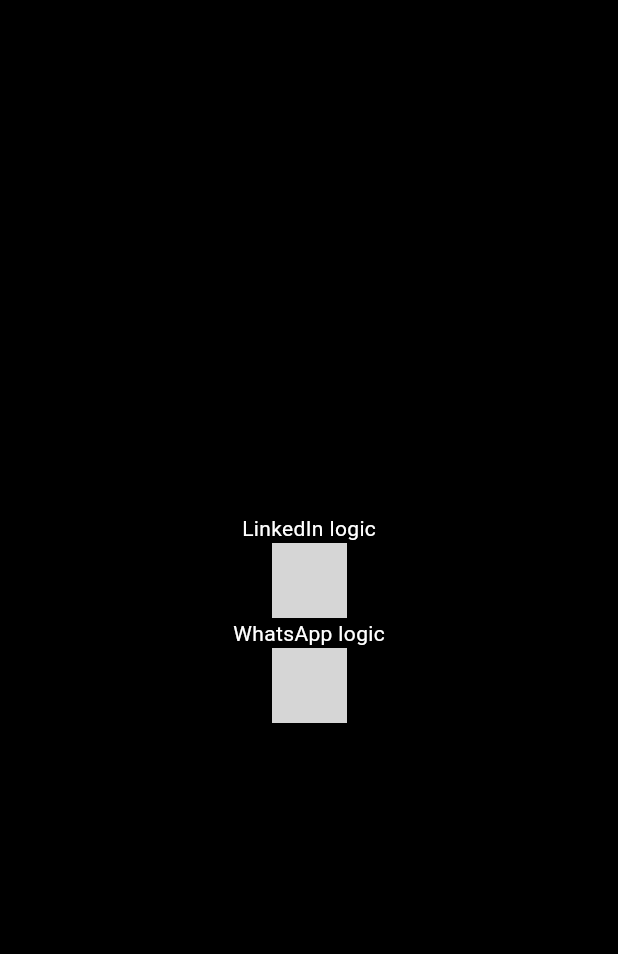
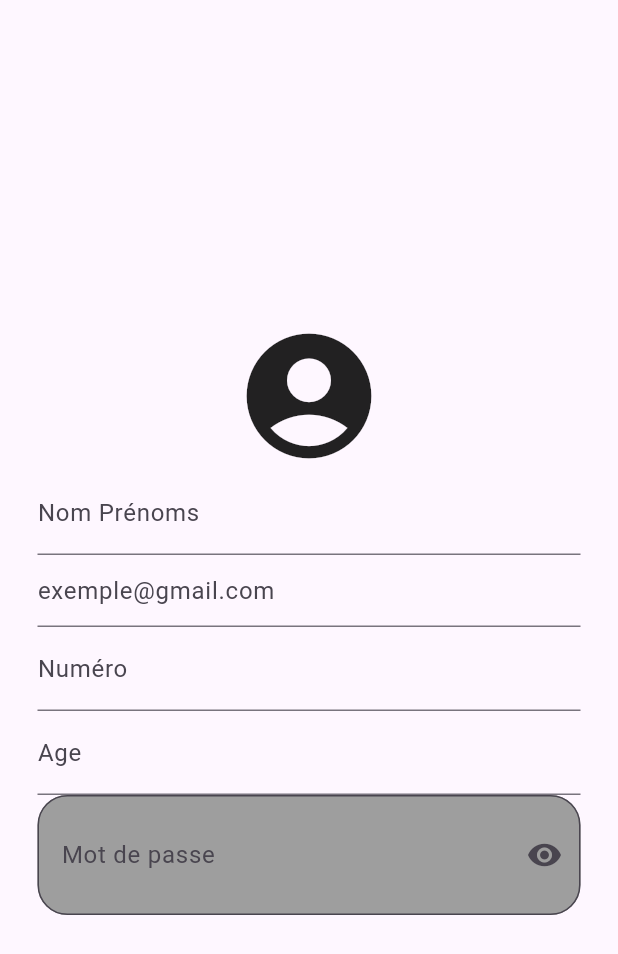
Before and after one commit to SegnonDimas/imdf_first_app, a Flutter app: the screen it shows after launch, on a phone screen of 412 x 824 dp. Shown: the top 954 px of the screen. Run offline on Flutter 3.47's test engine with Material 3 defaults, Android fonts, the phone set to English and light mode, and no system bars; grey boxes are pictures that could not be loaded.

Commit message:
Apprentissage des TextField

```diff
--- a/lib/pages/widgets_interactifs_learn.dart
+++ b/lib/pages/widgets_interactifs_learn.dart
@@ -1,5 +1,6 @@
-import 'package:first_app/widgets/app_text.dart';
 import 'package:flutter/material.dart';
+
+import '../widgets/app_text.dart';
 
 class WidgetsInteractifsLearn extends StatefulWidget {
   const WidgetsInteractifsLearn({super.key});
@@ -18,6 +19,7 @@ class _WidgetsInteractifsLearnState extends State<WidgetsInteractifsLearn> {
   double whpImgSize = 50;
   double lkdImgSize = 50;
   double radius = 4000000;
+  bool pwdVisibility = false;
 
   // mes fonctions
   // fonction remerciement
@@ -36,53 +38,55 @@ class _WidgetsInteractifsLearnState extends State<WidgetsInteractifsLearn> {
   @override
   Widget build(BuildContext context) {
     return Scaffold(
-      backgroundColor: Colors.black,
+      //backgroundColor: Colors.black,
       body: Center(
+        child: Padding(
+          padding: const EdgeInsets.all(25.0),
           child: Column(
             mainAxisSize: MainAxisSize.min,
             children: <Widget>[
-            AppText(
-              text: "LinkedIn logic",
-              textColor: Colors.white,
+              Icon(
+                Icons.account_circle,
+                size: 100,
               ),
-            ClipRRect(
-              borderRadius: BorderRadius.circular(400000),
-              child: InkWell(
-                onTap: () {
+              TextField(
+                  keyboardType: TextInputType.text,
+                  decoration:
+                      InputDecoration(label: AppText(text: "Nom Prénoms"))),
+              TextField(
+                  keyboardType: TextInputType.emailAddress,
+                  decoration: InputDecoration(hintText: "exemple@gmail.com")),
+              TextField(
+                  keyboardType: TextInputType.phone,
+                  decoration: InputDecoration(label: AppText(text: "Numéro"))),
+              TextField(
+                  keyboardType: TextInputType.number,
+                  decoration: InputDecoration(label: AppText(text: "Age"))),
+              TextField(
+                  obscureText: pwdVisibility,
+                  keyboardType: TextInputType.visiblePassword,
+                  decoration: InputDecoration(
+                      filled: true,
+                      fillColor: Colors.grey,
+                      suffixIcon: IconButton(
+                          onPressed: () {
                             setState(() {
-                    lkdImgSize = 300;
+                              pwdVisibility = !pwdVisibility;
                             });
                           },
-                child: Image.network(
-                  "https://thumbs.dreamstime.com/b/belle-femme-africaine-173510.jpg",
-                  height: lkdImgSize,
-                  width: lkdImgSize,
-                  fit: BoxFit.cover,
-                ),
-              ),
-            ),
-            AppText(
-              text: "WhatsApp logic",
-              textColor: Colors.white,
-            ),
-            ClipRRect(
-              borderRadius: BorderRadius.circular(radius),
-              child: GestureDetector(
-                onTap: () {
+                          icon: Icon(Icons.visibility)),
+                      prefix: IconButton(
+                          onPressed: () {
                             setState(() {
-                    whpImgSize = 300;
-                    radius = 0;
+                              pwdVisibility = !pwdVisibility;
                             });
                           },
-                child: Image.network(
-                  "https://thumbs.dreamstime.com/b/belle-femme-africaine-173510.jpg",
-                  height: whpImgSize,
-                  width: whpImgSize,
-                  fit: BoxFit.cover,
+                          icon: Icon(Icons.lock)),
+                      border: OutlineInputBorder(
+                          borderRadius: BorderRadius.circular(20)),
+                      label: AppText(text: "Mot de passe"))),
+            ],
           ),
-              ),
-            ),
-          ],
         ),
       ),
     );
```
Lines whose indentation alone changed are shown as unchanged.
